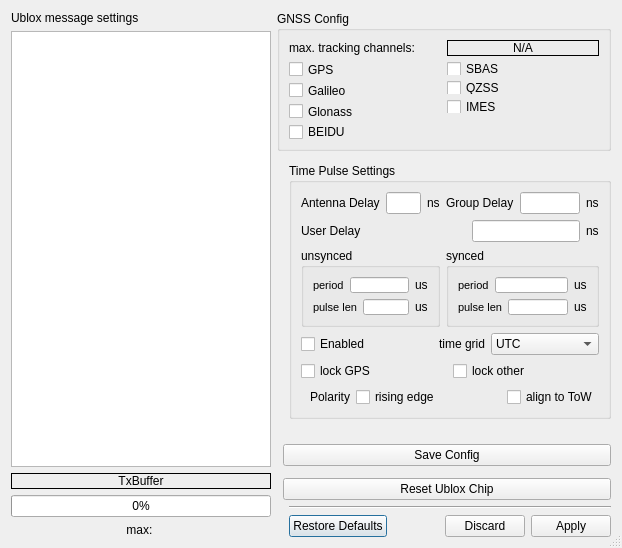
First picture: the form in muondetector-gui/src/main/settings.ui, repository MuonPi/muondetector, before the edit.
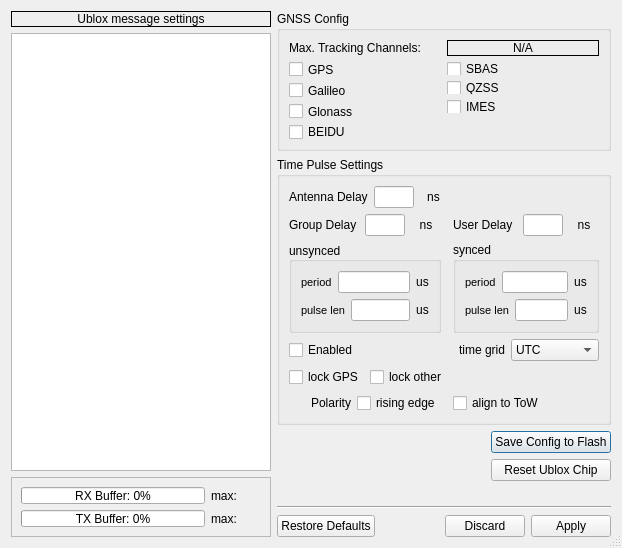
Second picture: the form after the edit.

```diff
--- a/muondetector-gui/src/main/settings.ui
+++ b/muondetector-gui/src/main/settings.ui
@@ -28,26 +28,8 @@
   <property name="modal">
    <bool>true</bool>
   </property>
-  <layout class="QGridLayout" name="gridLayout_5">
-   <item row="3" column="3">
-    <spacer name="verticalSpacer">
-     <property name="orientation">
-      <enum>Qt::Vertical</enum>
-     </property>
-     <property name="sizeType">
-      <enum>QSizePolicy::Expanding</enum>
-     </property>
-     <property name="sizeHint" stdset="0">
-      <size>
-       <width>20</width>
-       <height>91</height>
-      </size>
-     </property>
-    </spacer>
-   </item>
-   <item row="0" column="0" rowspan="10">
-    <layout class="QVBoxLayout" name="verticalLayout_5">
-     <item>
+  <layout class="QGridLayout" name="gridLayout_6">
+   <item row="0" column="0" rowspan="6">
       <layout class="QVBoxLayout" name="verticalLayout_4">
        <item>
         <widget class="QLabel" name="label">
@@ -69,9 +51,15 @@
            <height>0</height>
           </size>
          </property>
+       <property name="frameShape">
+        <enum>QFrame::Box</enum>
+       </property>
          <property name="text">
           <string>Ublox message settings</string>
          </property>
+       <property name="alignment">
+        <set>Qt::AlignCenter</set>
+       </property>
         </widget>
        </item>
        <item>
@@ -105,24 +93,72 @@
          </property>
         </widget>
        </item>
-      </layout>
-     </item>
      <item>
-      <layout class="QVBoxLayout" name="verticalLayout">
-       <item>
-        <widget class="QLabel" name="label_3">
+      <widget class="QFrame" name="frame">
+       <property name="maximumSize">
+        <size>
+         <width>16777215</width>
+         <height>60</height>
+        </size>
+       </property>
          <property name="frameShape">
-          <enum>QFrame::Box</enum>
-         </property>
-         <property name="text">
-          <string>TxBuffer</string>
+        <enum>QFrame::StyledPanel</enum>
+       </property>
+       <property name="frameShadow">
+        <enum>QFrame::Raised</enum>
+       </property>
+       <layout class="QGridLayout" name="gridLayout_5">
+        <item row="0" column="0">
+         <widget class="QProgressBar" name="rxBufProgressBar">
+          <property name="minimumSize">
+           <size>
+            <width>40</width>
+            <height>0</height>
+           </size>
+          </property>
+          <property name="baseSize">
+           <size>
+            <width>100</width>
+            <height>0</height>
+           </size>
+          </property>
+          <property name="value">
+           <number>0</number>
          </property>
          <property name="alignment">
           <set>Qt::AlignCenter</set>
          </property>
-        </widget>
-       </item>
-       <item>
+          <property name="orientation">
+           <enum>Qt::Horizontal</enum>
+          </property>
+          <property name="format">
+           <string>RX Buffer: %p%</string>
+          </property>
+         </widget>
+        </item>
+        <item row="0" column="1">
+         <widget class="QLabel" name="rxPeakLabel">
+          <property name="minimumSize">
+           <size>
+            <width>50</width>
+            <height>0</height>
+           </size>
+          </property>
+          <property name="autoFillBackground">
+           <bool>false</bool>
+          </property>
+          <property name="frameShape">
+           <enum>QFrame::NoFrame</enum>
+          </property>
+          <property name="text">
+           <string>max: </string>
+          </property>
+          <property name="alignment">
+           <set>Qt::AlignLeading|Qt::AlignLeft|Qt::AlignVCenter</set>
+          </property>
+         </widget>
+        </item>
+        <item row="1" column="0">
         <widget class="QProgressBar" name="txBufProgressBar">
          <property name="minimumSize">
           <size>
@@ -145,10 +181,19 @@
          <property name="orientation">
           <enum>Qt::Horizontal</enum>
          </property>
-        </widget>
-       </item>
-       <item>
+          <property name="format">
+           <string>TX Buffer: %p%</string>
+          </property>
+         </widget>
+        </item>
+        <item row="1" column="1">
         <widget class="QLabel" name="txPeakLabel">
+          <property name="minimumSize">
+           <size>
+            <width>50</width>
+            <height>0</height>
+           </size>
+          </property>
          <property name="autoFillBackground">
           <bool>false</bool>
          </property>
@@ -159,43 +204,146 @@
           <string>max: </string>
          </property>
          <property name="alignment">
+           <set>Qt::AlignLeading|Qt::AlignLeft|Qt::AlignVCenter</set>
+          </property>
+         </widget>
+        </item>
+       </layout>
+      </widget>
+     </item>
+    </layout>
+   </item>
+   <item row="0" column="1">
+    <widget class="QGroupBox" name="gnssConfigGroupBox">
+     <property name="maximumSize">
+      <size>
+       <width>16777215</width>
+       <height>140</height>
+      </size>
+     </property>
+     <property name="title">
+      <string>GNSS Config</string>
+     </property>
+     <layout class="QGridLayout" name="gridLayout">
+      <item row="0" column="0" colspan="2">
+       <layout class="QHBoxLayout" name="horizontalLayout">
+        <item>
+         <widget class="QLabel" name="label_2">
+          <property name="text">
+           <string>Max. Tracking Channels:</string>
+          </property>
+         </widget>
+        </item>
+        <item>
+         <widget class="QLabel" name="numTrkChannelsLabel">
+          <property name="frameShape">
+           <enum>QFrame::Box</enum>
+          </property>
+          <property name="text">
+           <string>N/A</string>
+          </property>
+          <property name="alignment">
           <set>Qt::AlignCenter</set>
          </property>
         </widget>
        </item>
       </layout>
      </item>
-    </layout>
-   </item>
-   <item row="9" column="3">
-    <widget class="QDialogButtonBox" name="settingsButtonBox">
-     <property name="standardButtons">
-      <set>QDialogButtonBox::Apply|QDialogButtonBox::Discard|QDialogButtonBox::RestoreDefaults</set>
-     </property>
-    </widget>
-   </item>
-   <item row="6" column="2" rowspan="2" colspan="2">
-    <widget class="QPushButton" name="ubxResetPushButton">
+      <item row="1" column="0" rowspan="2">
+       <layout class="QVBoxLayout" name="verticalLayout_2">
+        <item>
+         <widget class="QCheckBox" name="gnssGpsCheckBox">
+          <property name="text">
+           <string>GPS</string>
+          </property>
+          <attribute name="buttonGroup">
+           <string notr="true">gnssConfigButtonGroup</string>
+          </attribute>
+         </widget>
+        </item>
+        <item>
+         <widget class="QCheckBox" name="gnssGalCheckBox">
+          <property name="text">
+           <string>Galileo</string>
+          </property>
+          <attribute name="buttonGroup">
+           <string notr="true">gnssConfigButtonGroup</string>
+          </attribute>
+         </widget>
+        </item>
+        <item>
+         <widget class="QCheckBox" name="gnssGlnsCheckBox">
+          <property name="text">
+           <string>Glonass</string>
+          </property>
+          <attribute name="buttonGroup">
+           <string notr="true">gnssConfigButtonGroup</string>
+          </attribute>
+         </widget>
+        </item>
+        <item>
+         <widget class="QCheckBox" name="gnssBeidCheckBox">
+          <property name="text">
+           <string>BEIDU</string>
+          </property>
+          <attribute name="buttonGroup">
+           <string notr="true">gnssConfigButtonGroup</string>
+          </attribute>
+         </widget>
+        </item>
+       </layout>
+      </item>
+      <item row="1" column="1">
+       <layout class="QVBoxLayout" name="verticalLayout_3">
+        <item>
+         <widget class="QCheckBox" name="gnssSbasCheckBox">
+          <property name="text">
+           <string>SBAS</string>
+          </property>
+          <attribute name="buttonGroup">
+           <string notr="true">gnssConfigButtonGroup</string>
+          </attribute>
+         </widget>
+        </item>
+        <item>
+         <widget class="QCheckBox" name="gnssQzssCheckBox">
      <property name="text">
-      <string>Reset Ublox Chip</string>
-     </property>
-    </widget>
-   </item>
-   <item row="8" column="3">
-    <widget class="Line" name="line">
+           <string>QZSS</string>
+          </property>
+          <attribute name="buttonGroup">
+           <string notr="true">gnssConfigButtonGroup</string>
+          </attribute>
+         </widget>
+        </item>
+        <item>
+         <widget class="QCheckBox" name="gnssImesCheckBox">
+          <property name="text">
+           <string>IMES</string>
+          </property>
+          <attribute name="buttonGroup">
+           <string notr="true">gnssConfigButtonGroup</string>
+          </attribute>
+         </widget>
+        </item>
+       </layout>
+      </item>
+      <item row="2" column="1">
+       <spacer name="verticalSpacer_2">
      <property name="orientation">
-      <enum>Qt::Horizontal</enum>
-     </property>
-    </widget>
-   </item>
-   <item row="4" column="2" colspan="2">
-    <widget class="QPushButton" name="saveConfigPushButton">
-     <property name="text">
-      <string>Save Config</string>
-     </property>
+         <enum>Qt::Vertical</enum>
+        </property>
+        <property name="sizeHint" stdset="0">
+         <size>
+          <width>20</width>
+          <height>17</height>
+         </size>
+        </property>
+       </spacer>
+      </item>
+     </layout>
     </widget>
    </item>
-   <item row="2" column="3">
+   <item row="1" column="1">
     <widget class="QGroupBox" name="timePulseGroupBox">
      <property name="title">
       <string>Time Pulse Settings</string>
@@ -218,18 +366,46 @@
             <height>0</height>
            </size>
           </property>
+          <property name="maximumSize">
+           <size>
+            <width>40</width>
+            <height>16777215</height>
+           </size>
+          </property>
          </widget>
         </item>
         <item>
          <widget class="QLabel" name="label_5">
+          <property name="maximumSize">
+           <size>
+            <width>30</width>
+            <height>16777215</height>
+           </size>
+          </property>
           <property name="text">
            <string>ns</string>
           </property>
+          <property name="alignment">
+           <set>Qt::AlignCenter</set>
+          </property>
          </widget>
         </item>
        </layout>
       </item>
-      <item row="0" column="2" colspan="2">
+      <item row="0" column="2">
+       <spacer name="horizontalSpacer_2">
+        <property name="orientation">
+         <enum>Qt::Horizontal</enum>
+        </property>
+        <property name="sizeHint" stdset="0">
+         <size>
+          <width>128</width>
+          <height>20</height>
+         </size>
+        </property>
+       </spacer>
+      </item>
+      <item row="1" column="0">
        <layout class="QHBoxLayout" name="horizontalLayout_3">
         <item>
          <widget class="QLabel" name="label_6">
@@ -246,18 +422,46 @@
             <height>0</height>
            </size>
           </property>
+          <property name="maximumSize">
+           <size>
+            <width>40</width>
+            <height>16777215</height>
+           </size>
+          </property>
          </widget>
         </item>
         <item>
          <widget class="QLabel" name="label_7">
+          <property name="maximumSize">
+           <size>
+            <width>30</width>
+            <height>16777215</height>
+           </size>
+          </property>
           <property name="text">
            <string>ns</string>
           </property>
+          <property name="alignment">
+           <set>Qt::AlignCenter</set>
+          </property>
          </widget>
         </item>
        </layout>
       </item>
-      <item row="1" column="0" colspan="4">
+      <item row="1" column="1">
+       <spacer name="horizontalSpacer_3">
+        <property name="orientation">
+         <enum>Qt::Horizontal</enum>
+        </property>
+        <property name="sizeHint" stdset="0">
+         <size>
+          <width>16</width>
+          <height>20</height>
+         </size>
+        </property>
+       </spacer>
+      </item>
+      <item row="1" column="2">
        <layout class="QHBoxLayout" name="horizontalLayout_4">
         <item>
          <widget class="QLabel" name="label_8">
@@ -267,106 +471,34 @@
          </widget>
         </item>
         <item>
-         <spacer name="horizontalSpacer_4">
-          <property name="orientation">
-           <enum>Qt::Horizontal</enum>
-          </property>
-          <property name="sizeHint" stdset="0">
+         <widget class="QLineEdit" name="userDelayLineEdit">
+          <property name="maximumSize">
            <size>
             <width>40</width>
-            <height>20</height>
+            <height>16777215</height>
            </size>
           </property>
-         </spacer>
-        </item>
-        <item>
-         <widget class="QLineEdit" name="userDelayLineEdit"/>
+         </widget>
         </item>
         <item>
          <widget class="QLabel" name="label_9">
+          <property name="maximumSize">
+           <size>
+            <width>30</width>
+            <height>16777215</height>
+           </size>
+          </property>
           <property name="text">
            <string>ns</string>
           </property>
-         </widget>
-        </item>
-       </layout>
-      </item>
-      <item row="2" column="0" colspan="2">
-       <widget class="QGroupBox" name="unsyncedPulseGroupBox">
-        <property name="title">
-         <string>unsynced</string>
-        </property>
-        <layout class="QGridLayout" name="gridLayout_3">
-         <item row="0" column="0">
-          <layout class="QHBoxLayout" name="horizontalLayout_5">
-           <item>
-            <widget class="QLabel" name="label_10">
-             <property name="font">
-              <font>
-               <pointsize>8</pointsize>
-              </font>
-             </property>
-             <property name="text">
-              <string>period</string>
-             </property>
-            </widget>
-           </item>
-           <item>
-            <widget class="QLineEdit" name="freqPeriodLineEdit">
-             <property name="minimumSize">
-              <size>
-               <width>0</width>
-               <height>16</height>
-              </size>
-             </property>
-            </widget>
-           </item>
-           <item>
-            <widget class="QLabel" name="label_11">
-             <property name="text">
-              <string>us</string>
-             </property>
-            </widget>
-           </item>
-          </layout>
-         </item>
-         <item row="1" column="0">
-          <layout class="QHBoxLayout" name="horizontalLayout_7">
-           <item>
-            <widget class="QLabel" name="label_14">
-             <property name="font">
-              <font>
-               <pointsize>8</pointsize>
-              </font>
-             </property>
-             <property name="text">
-              <string>pulse len</string>
-             </property>
-            </widget>
-           </item>
-           <item>
-            <widget class="QLineEdit" name="pulseLenLineEdit">
-             <property name="minimumSize">
-              <size>
-               <width>0</width>
-               <height>16</height>
-              </size>
-             </property>
-            </widget>
-           </item>
-           <item>
-            <widget class="QLabel" name="label_15">
-             <property name="text">
-              <string>us</string>
-             </property>
-            </widget>
-           </item>
-          </layout>
-         </item>
-        </layout>
-       </widget>
-      </item>
-      <item row="2" column="2" colspan="2">
+          <property name="alignment">
+           <set>Qt::AlignCenter</set>
+          </property>
+         </widget>
+        </item>
+       </layout>
+      </item>
+      <item row="2" column="2">
        <widget class="QGroupBox" name="syncedPulseGroupBox">
         <property name="title">
          <string>synced</string>
@@ -401,6 +533,9 @@
              <property name="text">
               <string>us</string>
              </property>
+             <property name="alignment">
+              <set>Qt::AlignCenter</set>
+             </property>
             </widget>
            </item>
           </layout>
@@ -434,6 +569,9 @@
              <property name="text">
               <string>us</string>
              </property>
+             <property name="alignment">
+              <set>Qt::AlignCenter</set>
+             </property>
             </widget>
            </item>
           </layout>
@@ -451,7 +589,7 @@
         </attribute>
        </widget>
       </item>
-      <item row="3" column="1" colspan="3">
+      <item row="3" column="2">
        <layout class="QHBoxLayout" name="horizontalLayout_9">
         <item>
          <widget class="QLabel" name="label_18">
@@ -528,7 +666,31 @@
         </item>
        </layout>
       </item>
-      <item row="5" column="0" colspan="2">
+      <item row="4" column="0" colspan="2">
+       <layout class="QHBoxLayout" name="horizontalLayout_10">
+        <item>
+         <widget class="QCheckBox" name="lockGpsCheckBox">
+          <property name="text">
+           <string>lock GPS</string>
+          </property>
+          <attribute name="buttonGroup">
+           <string notr="true">tpConfigButtonGroup</string>
+          </attribute>
+         </widget>
+        </item>
+        <item>
+         <widget class="QCheckBox" name="lockOtherCheckBox">
+          <property name="text">
+           <string>lock other</string>
+          </property>
+          <attribute name="buttonGroup">
+           <string notr="true">tpConfigButtonGroup</string>
+          </attribute>
+         </widget>
+        </item>
+       </layout>
+      </item>
+      <item row="5" column="0">
        <layout class="QHBoxLayout" name="horizontalLayout_11">
         <item>
          <widget class="QLabel" name="label_19">
@@ -552,7 +714,7 @@
         </item>
        </layout>
       </item>
-      <item row="5" column="3">
+      <item row="5" column="2">
        <widget class="QCheckBox" name="tpAlignTowCheckBox">
         <property name="text">
          <string>align to ToW</string>
@@ -562,61 +724,49 @@
         </attribute>
        </widget>
       </item>
-      <item row="4" column="0" colspan="4">
-       <layout class="QHBoxLayout" name="horizontalLayout_10">
-        <item>
-         <widget class="QCheckBox" name="lockGpsCheckBox">
-          <property name="text">
-           <string>lock GPS</string>
-          </property>
-          <attribute name="buttonGroup">
-           <string notr="true">tpConfigButtonGroup</string>
-          </attribute>
-         </widget>
-        </item>
-        <item>
-         <widget class="QCheckBox" name="lockOtherCheckBox">
-          <property name="text">
-           <string>lock other</string>
-          </property>
-          <attribute name="buttonGroup">
-           <string notr="true">tpConfigButtonGroup</string>
-          </attribute>
-         </widget>
-        </item>
-       </layout>
-      </item>
-     </layout>
-    </widget>
-   </item>
-   <item row="0" column="1" colspan="3">
-    <widget class="QGroupBox" name="gnssConfigGroupBox">
-     <property name="maximumSize">
-      <size>
-       <width>16777215</width>
-       <height>140</height>
-      </size>
-     </property>
+      <item row="2" column="0">
+       <widget class="QGroupBox" name="unsyncedPulseGroupBox">
      <property name="title">
-      <string>GNSS Config</string>
-     </property>
-     <layout class="QGridLayout" name="gridLayout">
-      <item row="0" column="0" colspan="2">
-       <layout class="QHBoxLayout" name="horizontalLayout">
+         <string>unsynced</string>
+        </property>
+        <property name="alignment">
+         <set>Qt::AlignLeading|Qt::AlignLeft|Qt::AlignVCenter</set>
+        </property>
+        <property name="flat">
+         <bool>false</bool>
+        </property>
+        <property name="checkable">
+         <bool>false</bool>
+        </property>
+        <layout class="QGridLayout" name="gridLayout_3">
+         <item row="0" column="0">
+          <layout class="QHBoxLayout" name="horizontalLayout_5">
         <item>
-         <widget class="QLabel" name="label_2">
+            <widget class="QLabel" name="label_10">
+             <property name="font">
+              <font>
+               <pointsize>8</pointsize>
+              </font>
+             </property>
           <property name="text">
-           <string>max. tracking channels:</string>
+              <string>period</string>
           </property>
          </widget>
         </item>
         <item>
-         <widget class="QLabel" name="numTrkChannelsLabel">
-          <property name="frameShape">
-           <enum>QFrame::Box</enum>
-          </property>
+            <widget class="QLineEdit" name="freqPeriodLineEdit">
+             <property name="minimumSize">
+              <size>
+               <width>0</width>
+               <height>16</height>
+              </size>
+             </property>
+            </widget>
+           </item>
+           <item>
+            <widget class="QLabel" name="label_11">
           <property name="text">
-           <string>N/A</string>
+              <string>us</string>
           </property>
           <property name="alignment">
            <set>Qt::AlignCenter</set>
@@ -625,85 +775,111 @@
         </item>
        </layout>
       </item>
-      <item row="1" column="0" rowspan="2">
-       <layout class="QVBoxLayout" name="verticalLayout_2">
+         <item row="1" column="0">
+          <layout class="QHBoxLayout" name="horizontalLayout_7">
         <item>
-         <widget class="QCheckBox" name="gnssGpsCheckBox">
+            <widget class="QLabel" name="label_14">
+             <property name="font">
+              <font>
+               <pointsize>8</pointsize>
+              </font>
+             </property>
           <property name="text">
-           <string>GPS</string>
-          </property>
-          <attribute name="buttonGroup">
-           <string notr="true">gnssConfigButtonGroup</string>
-          </attribute>
+              <string>pulse len</string>
+             </property>
          </widget>
         </item>
         <item>
-         <widget class="QCheckBox" name="gnssGalCheckBox">
-          <property name="text">
-           <string>Galileo</string>
-          </property>
-          <attribute name="buttonGroup">
-           <string notr="true">gnssConfigButtonGroup</string>
-          </attribute>
+            <widget class="QLineEdit" name="pulseLenLineEdit">
+             <property name="minimumSize">
+              <size>
+               <width>0</width>
+               <height>16</height>
+              </size>
+             </property>
          </widget>
         </item>
         <item>
-         <widget class="QCheckBox" name="gnssGlnsCheckBox">
+            <widget class="QLabel" name="label_15">
           <property name="text">
-           <string>Glonass</string>
-          </property>
-          <attribute name="buttonGroup">
-           <string notr="true">gnssConfigButtonGroup</string>
-          </attribute>
-         </widget>
-        </item>
-        <item>
-         <widget class="QCheckBox" name="gnssBeidCheckBox">
-          <property name="text">
-           <string>BEIDU</string>
-          </property>
-          <attribute name="buttonGroup">
-           <string notr="true">gnssConfigButtonGroup</string>
-          </attribute>
+              <string>us</string>
+             </property>
+             <property name="alignment">
+              <set>Qt::AlignCenter</set>
+             </property>
+            </widget>
+           </item>
+          </layout>
+         </item>
+        </layout>
          </widget>
         </item>
        </layout>
-      </item>
-      <item row="1" column="1">
-       <layout class="QVBoxLayout" name="verticalLayout_3">
+    </widget>
+   </item>
+   <item row="2" column="1">
+    <layout class="QHBoxLayout" name="horizontalLayout_13">
         <item>
-         <widget class="QCheckBox" name="gnssSbasCheckBox">
-          <property name="text">
-           <string>SBAS</string>
-          </property>
-          <attribute name="buttonGroup">
-           <string notr="true">gnssConfigButtonGroup</string>
-          </attribute>
-         </widget>
+      <spacer name="horizontalSpacer">
+       <property name="orientation">
+        <enum>Qt::Horizontal</enum>
+       </property>
+       <property name="sizeHint" stdset="0">
+        <size>
+         <width>40</width>
+         <height>20</height>
+        </size>
+       </property>
+      </spacer>
         </item>
         <item>
-         <widget class="QCheckBox" name="gnssQzssCheckBox">
+      <layout class="QVBoxLayout" name="verticalLayout_5">
+       <item>
+        <widget class="QPushButton" name="saveConfigPushButton">
           <property name="text">
-           <string>QZSS</string>
-          </property>
-          <attribute name="buttonGroup">
-           <string notr="true">gnssConfigButtonGroup</string>
-          </attribute>
+          <string>Save Config to Flash</string>
+         </property>
          </widget>
         </item>
         <item>
-         <widget class="QCheckBox" name="gnssImesCheckBox">
+        <widget class="QPushButton" name="ubxResetPushButton">
           <property name="text">
-           <string>IMES</string>
-          </property>
-          <attribute name="buttonGroup">
-           <string notr="true">gnssConfigButtonGroup</string>
-          </attribute>
+          <string>Reset Ublox Chip</string>
+         </property>
          </widget>
         </item>
        </layout>
       </item>
      </layout>
+   </item>
+   <item row="3" column="1">
+    <spacer name="verticalSpacer">
+     <property name="orientation">
+      <enum>Qt::Vertical</enum>
+     </property>
+     <property name="sizeType">
+      <enum>QSizePolicy::Expanding</enum>
+     </property>
+     <property name="sizeHint" stdset="0">
+      <size>
+       <width>20</width>
+       <height>10</height>
+      </size>
+     </property>
+    </spacer>
+   </item>
+   <item row="4" column="1">
+    <widget class="Line" name="line">
+     <property name="orientation">
+      <enum>Qt::Horizontal</enum>
+     </property>
+    </widget>
+   </item>
+   <item row="5" column="1">
+    <widget class="QDialogButtonBox" name="settingsButtonBox">
+     <property name="standardButtons">
+      <set>QDialogButtonBox::Apply|QDialogButtonBox::Discard|QDialogButtonBox::RestoreDefaults</set>
+     </property>
     </widget>
    </item>
   </layout>
```
Left out of the diff: 4 changed lines with no effect on the pictures. Lines whose indentation alone changed are shown as unchanged.
